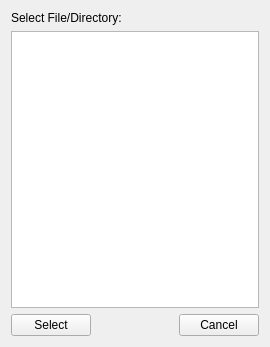
The window that IbisLib/gui/filesystemtree.ui (IbisNeuronav/Ibis) describes before a commit, drawn with Qt 5.
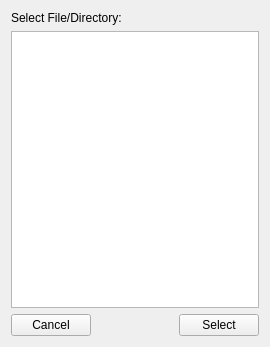
The same window after the commit.

Commit message: Change button order in ffilesystemtree.ui, use QFileInfo instead of QFile when checking if a path exists.

Diff of the .ui file:
```diff
--- a/IbisLib/gui/filesystemtree.ui
+++ b/IbisLib/gui/filesystemtree.ui
@@ -29,9 +29,9 @@
      <item>
       <layout class="QHBoxLayout" name="horizontalLayout">
        <item>
-        <widget class="QPushButton" name="selectPushButton">
+        <widget class="QPushButton" name="cancelPushButton">
          <property name="text">
-          <string>Select</string>
+          <string>Cancel</string>
          </property>
         </widget>
        </item>
@@ -49,9 +49,12 @@
         </spacer>
        </item>
        <item>
-        <widget class="QPushButton" name="cancelPushButton">
+        <widget class="QPushButton" name="selectPushButton">
          <property name="text">
-          <string>Cancel</string>
+          <string>Select</string>
+         </property>
+         <property name="default">
+          <bool>false</bool>
          </property>
         </widget>
        </item>
```
The commit also changes 1 other file.
